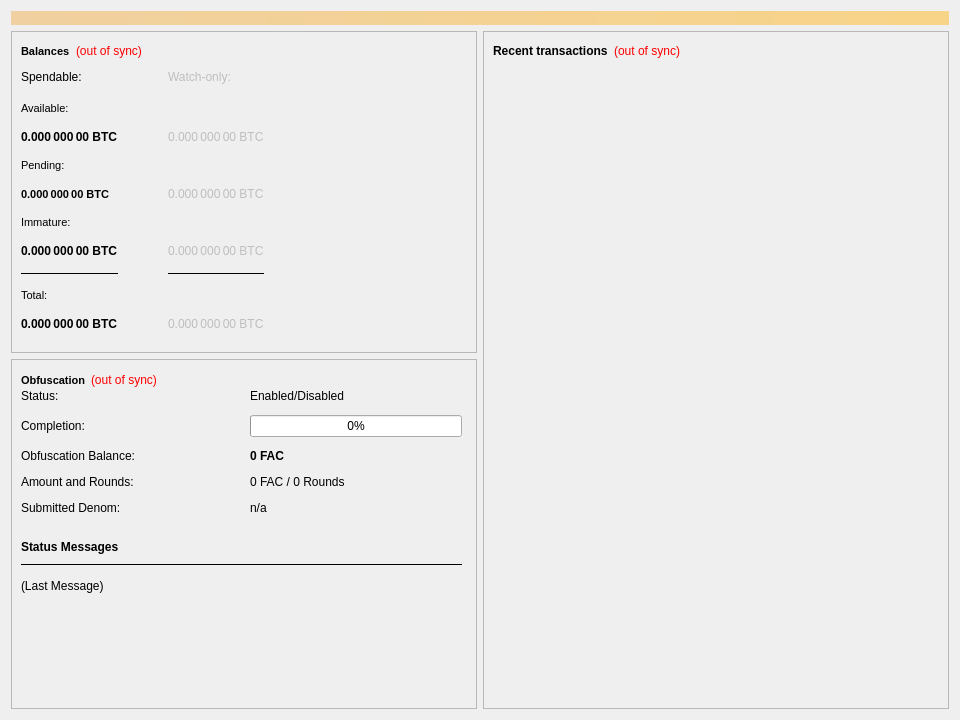
Qt form src/qt/forms/overviewpage.ui (coinmenace/faccore) before a commit.
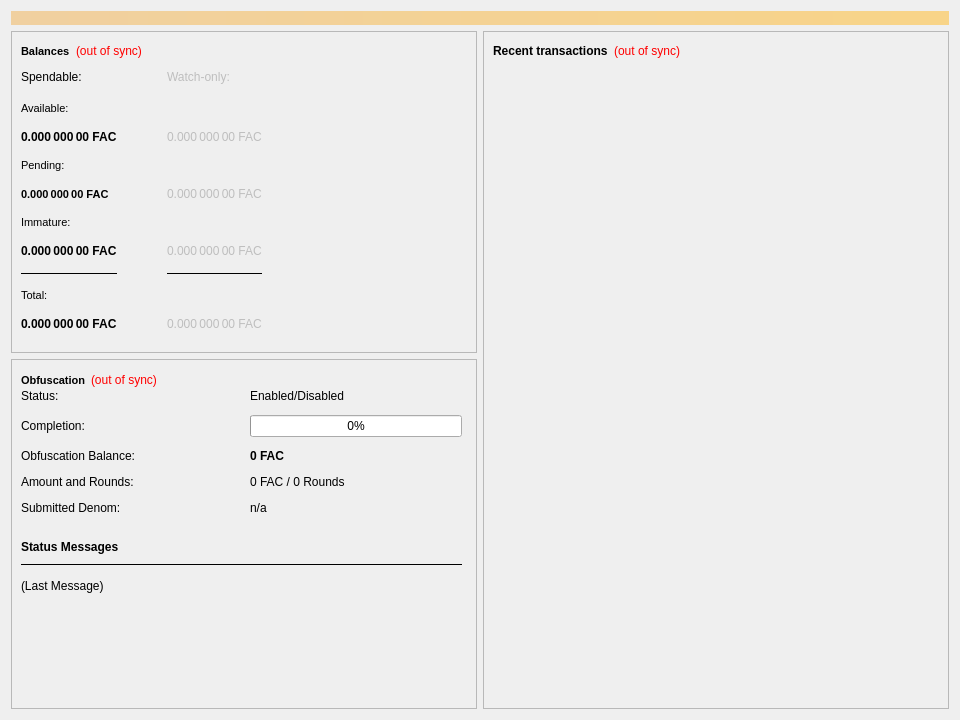
The same form after that commit. Custom widgets are drawn as their Qt base class.

Diff of the .ui file:
```diff
--- a/src/qt/forms/overviewpage.ui
+++ b/src/qt/forms/overviewpage.ui
@@ -129,7 +129,7 @@
                <string>Your current total balance</string>
               </property>
               <property name="text">
-               <string notr="true">0.000 000 00 BTC</string>
+               <string notr="true">0.000 000 00 FAC</string>
               </property>
               <property name="textInteractionFlags">
                <set>Qt::NoTextInteraction</set>
@@ -148,7 +148,7 @@
                <string>Your current spendable balance</string>
               </property>
               <property name="text">
-               <string notr="true">0.000 000 00 BTC</string>
+               <string notr="true">0.000 000 00 FAC</string>
               </property>
               <property name="textInteractionFlags">
                <set>Qt::NoTextInteraction</set>
@@ -170,7 +170,7 @@
                <string>Unconfirmed transactions to watch-only addresses</string>
               </property>
               <property name="text">
-               <string notr="true">0.000 000 00 BTC</string>
+               <string notr="true">0.000 000 00 FAC</string>
               </property>
               <property name="textInteractionFlags">
                <set>Qt::NoTextInteraction</set>
@@ -190,7 +190,7 @@
                <string>Total of transactions that have yet to be confirmed, and do not yet count toward the spendable balance</string>
               </property>
               <property name="text">
-               <string notr="true">0.000 000 00 BTC</string>
+               <string notr="true">0.000 000 00 FAC</string>
               </property>
               <property name="textInteractionFlags">
                <set>Qt::NoTextInteraction</set>
@@ -222,7 +222,7 @@
                <string>Staked or masternode rewards in watch-only addresses that has not yet matured</string>
               </property>
               <property name="text">
-               <string notr="true">0.000 000 00 BTC</string>
+               <string notr="true">0.000 000 00 FAC</string>
               </property>
               <property name="textInteractionFlags">
                <set>Qt::NoTextInteraction</set>
@@ -269,7 +269,7 @@
                <string>Current total balance in watch-only addresses</string>
               </property>
               <property name="text">
-               <string notr="true">0.000 000 00 BTC</string>
+               <string notr="true">0.000 000 00 FAC</string>
               </property>
               <property name="textInteractionFlags">
                <set>Qt::NoTextInteraction</set>
@@ -332,7 +332,7 @@
                <enum>Qt::LeftToRight</enum>
               </property>
               <property name="text">
-               <string notr="true">0.000 000 00 BTC</string>
+               <string notr="true">0.000 000 00 FAC</string>
               </property>
               <property name="textInteractionFlags">
                <set>Qt::NoTextInteraction</set>
@@ -354,7 +354,7 @@
                <string>Your current balance in watch-only addresses</string>
               </property>
               <property name="text">
-               <string notr="true">0.000 000 00 BTC</string>
+               <string notr="true">0.000 000 00 FAC</string>
               </property>
               <property name="textInteractionFlags">
                <set>Qt::NoTextInteraction</set>
```
